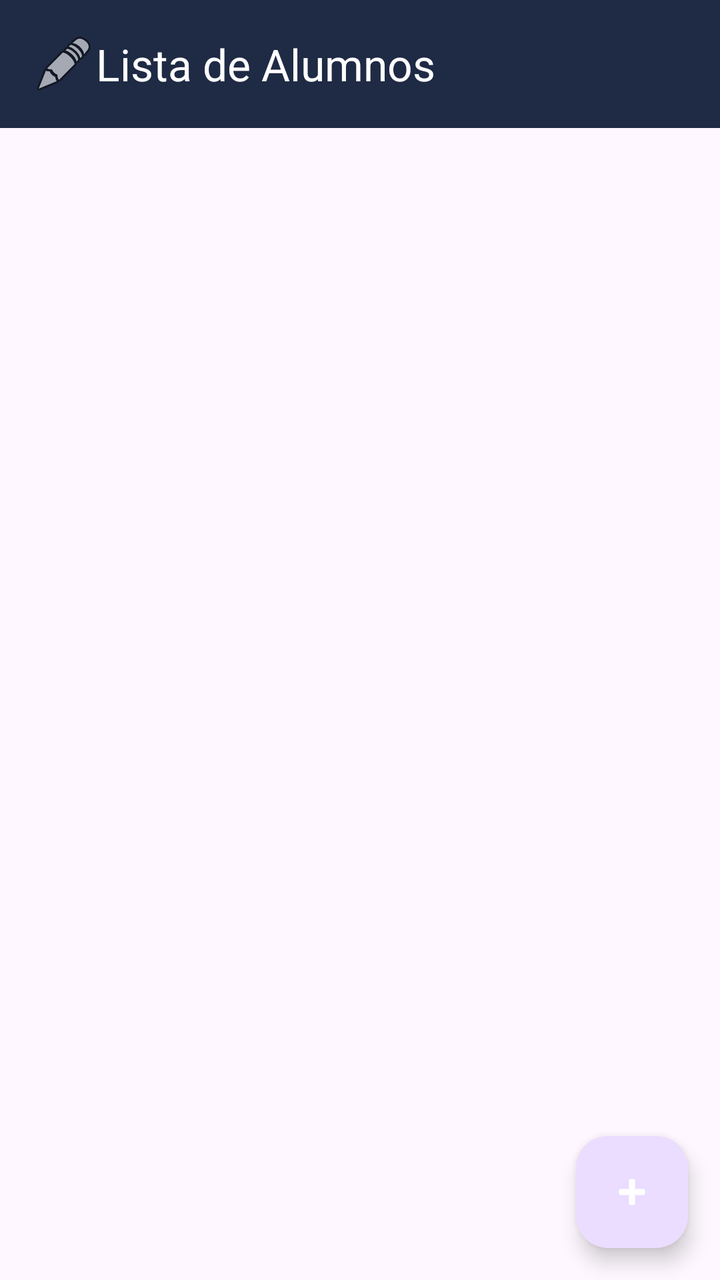
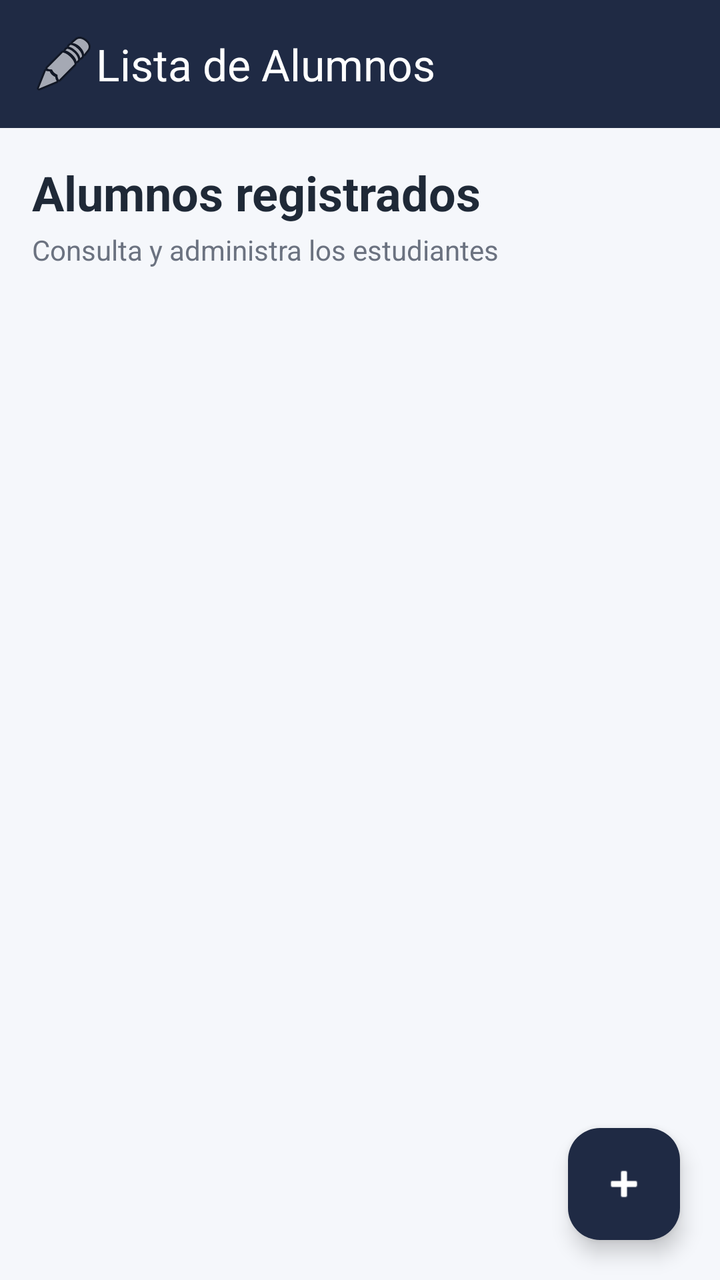

An Android layout rendered at two revisions. The XML below is the earlier revision; the diff shows what the commit changed to produce the second picture.
<!-- AndroidManifest.xml: application theme Theme.AppMantenimientoAlumno -->
<!-- res/layout/activity_main.xml -->
<?xml version="1.0" encoding="utf-8"?>
<androidx.coordinatorlayout.widget.CoordinatorLayout xmlns:android="http://schemas.android.com/apk/res/android"
    xmlns:app="http://schemas.android.com/apk/res-auto"
    xmlns:tools="http://schemas.android.com/tools"
    android:id="@+id/main"
    android:layout_width="match_parent"
    android:layout_height="match_parent"
    tools:context=".MainActivity">

    <com.google.android.material.appbar.MaterialToolbar
        android:id="@+id/toolbar"
        android:layout_width="match_parent"
        android:layout_height="?attr/actionBarSize"
        android:background="@color/blue"
        app:logo="@android:drawable/ic_menu_edit"
        app:title="Lista de Alumnos"
        app:titleTextColor="@android:color/white" />

    <androidx.recyclerview.widget.RecyclerView
        android:id="@+id/recyclerViewAlumnos"
        android:layout_width="match_parent"
        android:layout_height="match_parent"
        android:layout_marginTop="?attr/actionBarSize"
        android:padding="8dp"
        android:clipToPadding="false" />

    <TextView
        android:id="@+id/tvVacio"
        android:layout_width="wrap_content"
        android:layout_height="wrap_content"
        android:layout_gravity="center"
        android:text="No hay alumnos registrados"
        android:textSize="18sp"
        android:visibility="gone" />

    <com.google.android.material.floatingactionbutton.FloatingActionButton
        android:id="@+id/fabAgregar"
        android:layout_width="wrap_content"
        android:layout_height="wrap_content"
        android:layout_gravity="bottom|end"
        android:layout_margin="16dp"
        android:src="@android:drawable/ic_input_add"
        android:contentDescription="Agregar alumno"
        app:tint="@android:color/white" />

</androidx.coordinatorlayout.widget.CoordinatorLayout>
<!-- resources referenced by this layout -->
<resources>
  <color name="blue">#1F2A44</color>
  <style name="Theme.AppMantenimientoAlumno" parent="Base.Theme.AppMantenimientoAlumno" />
  <style name="Base.Theme.AppMantenimientoAlumno" parent="Theme.Material3.DayNight.NoActionBar">
          
          
      </style>
</resources>

<!-- the commit's change to res/layout/activity_main.xml (unified diff, before → after) -->
@@ -1,46 +1,184 @@
 <?xml version="1.0" encoding="utf-8"?>
-<androidx.coordinatorlayout.widget.CoordinatorLayout xmlns:android="http://schemas.android.com/apk/res/android"
+<androidx.coordinatorlayout.widget.CoordinatorLayout
+    xmlns:android="http://schemas.android.com/apk/res/android"
     xmlns:app="http://schemas.android.com/apk/res-auto"
     xmlns:tools="http://schemas.android.com/tools"
     android:id="@+id/main"
     android:layout_width="match_parent"
     android:layout_height="match_parent"
+    android:background="#F5F7FB"
     tools:context=".MainActivity">
 
+    
     <com.google.android.material.appbar.MaterialToolbar
         android:id="@+id/toolbar"
         android:layout_width="match_parent"
         android:layout_height="?attr/actionBarSize"
         android:background="@color/blue"
+        android:elevation="6dp"
         app:logo="@android:drawable/ic_menu_edit"
         app:title="Lista de Alumnos"
-        app:titleTextColor="@android:color/white" />
+        app:titleTextColor="@android:color/white"
+        app:logoDescription="Logo SENATI" />
 
-    <androidx.recyclerview.widget.RecyclerView
-        android:id="@+id/recyclerViewAlumnos"
+    
+    <LinearLayout
         android:layout_width="match_parent"
         android:layout_height="match_parent"
+        android:orientation="vertical"
         android:layout_marginTop="?attr/actionBarSize"
-        android:padding="8dp"
-        android:clipToPadding="false" />
+        android:padding="16dp">
 
-    <TextView
-        android:id="@+id/tvVacio"
-        android:layout_width="wrap_content"
+        
+        <LinearLayout
+            android:layout_width="match_parent"
+            android:layout_height="wrap_content"
+            android:orientation="vertical"
+            android:layout_marginBottom="12dp">
+
+            <TextView
+                android:layout_width="wrap_content"
+                android:layout_height="wrap_content"
+                android:text="Alumnos registrados"
+                android:textColor="#1F2937"
+                android:textSize="24sp"
+                android:textStyle="bold" />
+
+            <TextView
+                android:layout_width="wrap_content"
+                android:layout_height="wrap_content"
+                android:text="Consulta y administra los estudiantes"
+                android:textColor="#6B7280"
+                android:textSize="14sp"
+                android:layout_marginTop="3dp" />
+
+        </LinearLayout>
+
+        
+        <androidx.recyclerview.widget.RecyclerView
+            android:id="@+id/recyclerViewAlumnos"
+            android:layout_width="match_parent"
+            android:layout_height="0dp"
+            android:layout_weight="1"
+            android:paddingBottom="80dp"
+            android:clipToPadding="false"
+            tools:listitem="@layout/item_alumno" />
+
+    </LinearLayout>
+
+    
+    <LinearLayout
+        android:layout_width="match_parent"
         android:layout_height="wrap_content"
         android:layout_gravity="center"
-        android:text="No hay alumnos registrados"
-        android:textSize="18sp"
-        android:visibility="gone" />
+        android:orientation="vertical"
+        android:gravity="center"
+        android:padding="30dp">
 
+        <TextView
+            android:id="@+id/tvVacio"
+            android:layout_width="wrap_content"
+            android:layout_height="wrap_content"
+            android:text="No hay alumnos registrados"
+            android:textColor="#6B7280"
+            android:textSize="18sp"
+            android:textStyle="bold"
+            android:gravity="center"
+            android:visibility="gone" />
+
+        <TextView
+            android:layout_width="wrap_content"
+            android:layout_height="wrap_content"
+            android:text="Presiona + para agregar un alumno"
+            android:textColor="#9CA3AF"
+            android:textSize="14sp"
+            android:gravity="center"
+            android:layout_marginTop="6dp"
+            android:visibility="gone" />
+
+    </LinearLayout>
+
+    
     <com.google.android.material.floatingactionbutton.FloatingActionButton
         android:id="@+id/fabAgregar"
         android:layout_width="wrap_content"
         android:layout_height="wrap_content"
         android:layout_gravity="bottom|end"
-        android:layout_margin="16dp"
+        android:layout_margin="20dp"
         android:src="@android:drawable/ic_input_add"
         android:contentDescription="Agregar alumno"
-        app:tint="@android:color/white" />
+        android:elevation="8dp"
+        app:backgroundTint="@color/blue"
+        app:tint="@android:color/white"
+        app:borderWidth="0dp" />
 
 </androidx.coordinatorlayout.widget.CoordinatorLayout>
+<!-- res/layout/item_alumno.xml (included above) -->
+<?xml version="1.0" encoding="utf-8"?>
+<androidx.cardview.widget.CardView xmlns:android="http://schemas.android.com/apk/res/android"
+    xmlns:app="http://schemas.android.com/apk/res-auto"
+    android:layout_width="match_parent"
+    android:layout_height="wrap_content"
+    android:layout_marginBottom="8dp"
+    app:cardCornerRadius="10dp"
+    app:cardElevation="3dp">
+
+    <LinearLayout
+        android:layout_width="match_parent"
+        android:layout_height="wrap_content"
+        android:orientation="horizontal"
+        android:padding="12dp">
+
+        
+        <LinearLayout
+            android:layout_width="0dp"
+            android:layout_height="wrap_content"
+            android:layout_weight="1"
+            android:orientation="vertical">
+
+            <TextView
+                android:id="@+id/tvNombre"
+                android:layout_width="wrap_content"
+                android:layout_height="wrap_content"
+                android:textStyle="bold"
+                android:textSize="18sp"
+                android:textColor="@color/primary" />
+
+            <TextView
+                android:id="@+id/tvTelefono"
+                android:layout_width="wrap_content"
+                android:layout_height="wrap_content"
+                android:textSize="14sp" />
+
+            <TextView
+                android:id="@+id/tvCorreo"
+                android:layout_width="wrap_content"
+                android:layout_height="wrap_content"
+                android:textSize="14sp" />
+        </LinearLayout>
+
+        
+        <ImageButton
+            android:id="@+id/btnEditar"
+            android:layout_width="46dp"
+            android:layout_height="61dp"
+            android:layout_gravity="center_vertical"
+            android:background="@android:color/transparent"
+            android:contentDescription="Editar"
+            android:src="@android:drawable/ic_menu_edit"
+            app:tint="@color/editar" />
+
+        
+        <ImageButton
+            android:id="@+id/btnEliminar"
+            android:layout_width="44dp"
+            android:layout_height="61dp"
+            android:layout_gravity="center_vertical"
+            android:layout_marginStart="4dp"
+            android:background="@android:color/transparent"
+            android:contentDescription="Eliminar"
+            android:src="@android:drawable/ic_menu_delete"
+            app:tint="@color/eliminar" />
+
+    </LinearLayout>
+</androidx.cardview.widget.CardView>
<!-- resource entries referenced after the edit -->
@@ -1,6 +1,9 @@
 <!-- resources referenced by this layout -->
 <resources>
   <color name="blue">#1F2A44</color>
+  <color name="editar">#3F72AF</color>
+  <color name="eliminar">#B00020</color>
+  <color name="primary">#1F2A44</color>
   <style name="Theme.AppMantenimientoAlumno" parent="Base.Theme.AppMantenimientoAlumno" />
   <style name="Base.Theme.AppMantenimientoAlumno" parent="Theme.Material3.DayNight.NoActionBar">
           
